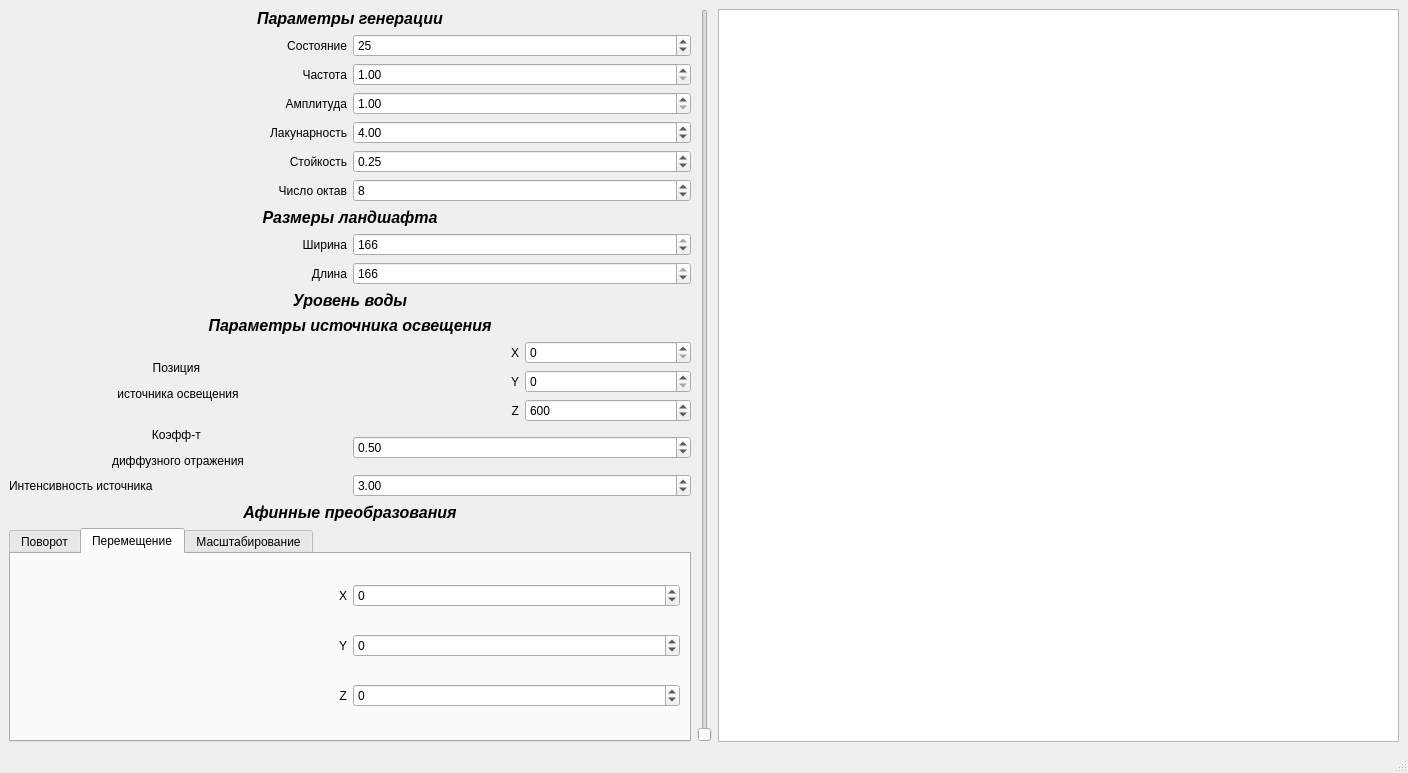
The window that landscape_generator/mainwindow.ui (nikitalystsev/cg_course) describes before a commit, drawn with Qt 5.
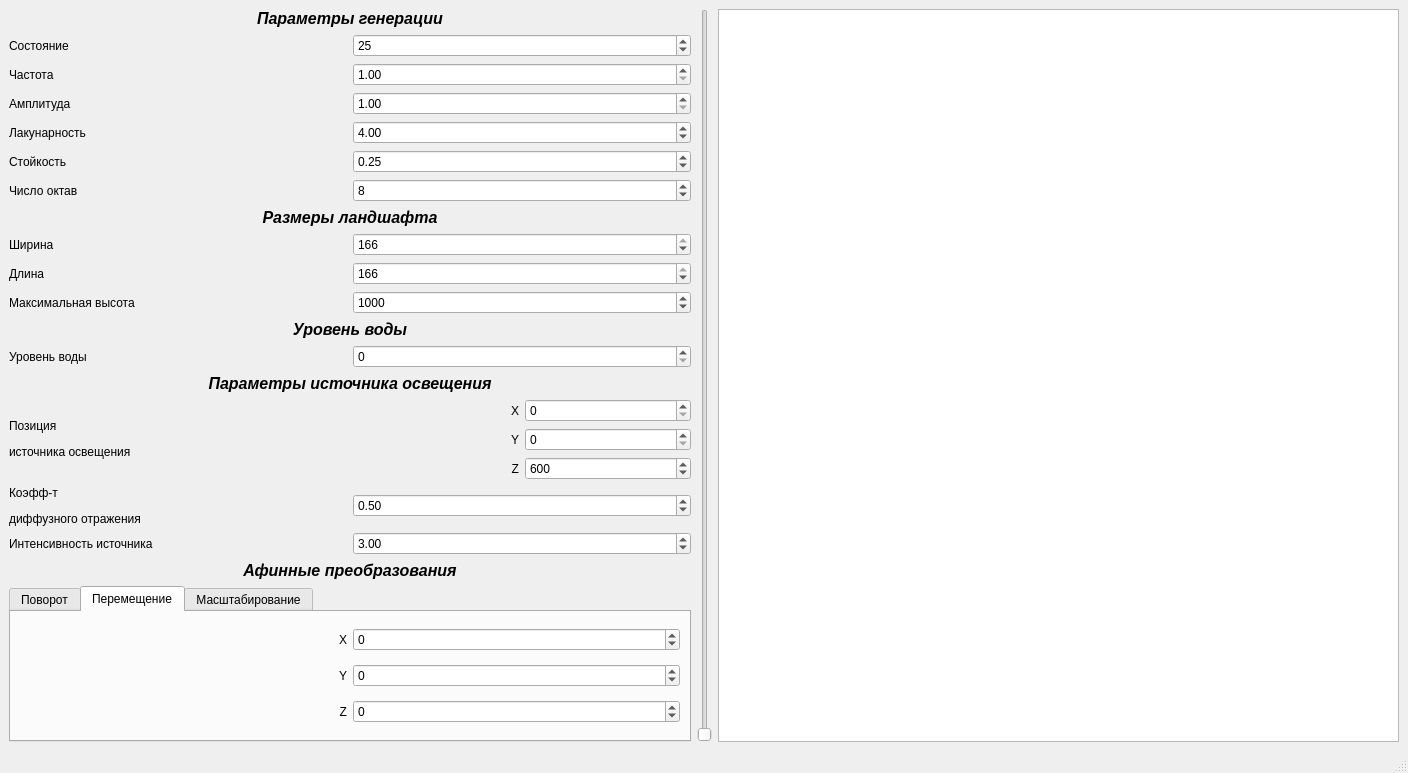
The same window after the commit.

```diff
--- a/landscape_generator/mainwindow.ui
+++ b/landscape_generator/mainwindow.ui
@@ -14,7 +14,7 @@
    <string>MainWindow</string>
   </property>
   <widget class="QWidget" name="centralwidget">
-   <layout class="QHBoxLayout" name="horizontalLayout">
+   <layout class="QHBoxLayout" name="horizontalLayout_5">
     <item>
      <layout class="QVBoxLayout" name="interfaceWidgetsLayout">
       <item>
@@ -42,7 +42,7 @@
            <string>Стойкость</string>
           </property>
           <property name="alignment">
-           <set>Qt::AlignRight|Qt::AlignTrailing|Qt::AlignVCenter</set>
+           <set>Qt::AlignLeading|Qt::AlignLeft|Qt::AlignVCenter</set>
           </property>
          </widget>
         </item>
@@ -52,7 +52,7 @@
            <string>Амплитуда</string>
           </property>
           <property name="alignment">
-           <set>Qt::AlignRight|Qt::AlignTrailing|Qt::AlignVCenter</set>
+           <set>Qt::AlignLeading|Qt::AlignLeft|Qt::AlignVCenter</set>
           </property>
          </widget>
         </item>
@@ -62,7 +62,7 @@
            <string>Число октав</string>
           </property>
           <property name="alignment">
-           <set>Qt::AlignRight|Qt::AlignTrailing|Qt::AlignVCenter</set>
+           <set>Qt::AlignLeading|Qt::AlignLeft|Qt::AlignVCenter</set>
           </property>
          </widget>
         </item>
@@ -72,7 +72,7 @@
            <string>Cостояние</string>
           </property>
           <property name="alignment">
-           <set>Qt::AlignRight|Qt::AlignTrailing|Qt::AlignVCenter</set>
+           <set>Qt::AlignLeading|Qt::AlignLeft|Qt::AlignVCenter</set>
           </property>
          </widget>
         </item>
@@ -108,7 +108,7 @@
            <string>Частота</string>
           </property>
           <property name="alignment">
-           <set>Qt::AlignRight|Qt::AlignTrailing|Qt::AlignVCenter</set>
+           <set>Qt::AlignLeading|Qt::AlignLeft|Qt::AlignVCenter</set>
           </property>
          </widget>
         </item>
@@ -131,7 +131,7 @@
            <string>Лакунарность</string>
           </property>
           <property name="alignment">
-           <set>Qt::AlignRight|Qt::AlignTrailing|Qt::AlignVCenter</set>
+           <set>Qt::AlignLeading|Qt::AlignLeft|Qt::AlignVCenter</set>
           </property>
          </widget>
         </item>
@@ -192,6 +192,16 @@
       </item>
       <item>
        <layout class="QGridLayout" name="sizeLandscapeLayout">
+        <item row="1" column="1">
+         <widget class="QSpinBox" name="lenghtSpinBox">
+          <property name="maximum">
+           <number>166</number>
+          </property>
+          <property name="value">
+           <number>166</number>
+          </property>
+         </widget>
+        </item>
         <item row="0" column="1">
          <widget class="QSpinBox" name="widthSpinBox">
           <property name="maximum">
@@ -202,33 +212,40 @@
           </property>
          </widget>
         </item>
-        <item row="0" column="0">
-         <widget class="QLabel" name="widthLabel">
-          <property name="text">
-           <string>Ширина</string>
-          </property>
-          <property name="alignment">
-           <set>Qt::AlignRight|Qt::AlignTrailing|Qt::AlignVCenter</set>
-          </property>
-         </widget>
-        </item>
         <item row="1" column="0">
          <widget class="QLabel" name="lenghtLabel">
           <property name="text">
            <string>Длина</string>
           </property>
           <property name="alignment">
-           <set>Qt::AlignRight|Qt::AlignTrailing|Qt::AlignVCenter</set>
+           <set>Qt::AlignLeading|Qt::AlignLeft|Qt::AlignVCenter</set>
           </property>
          </widget>
         </item>
-        <item row="1" column="1">
-         <widget class="QSpinBox" name="lenghtSpinBox">
+        <item row="0" column="0">
+         <widget class="QLabel" name="widthLabel">
+          <property name="text">
+           <string>Ширина</string>
+          </property>
+          <property name="alignment">
+           <set>Qt::AlignLeading|Qt::AlignLeft|Qt::AlignVCenter</set>
+          </property>
+         </widget>
+        </item>
+        <item row="2" column="0">
+         <widget class="QLabel" name="maxHeightLabel">
+          <property name="text">
+           <string>Максимальная высота</string>
+          </property>
+         </widget>
+        </item>
+        <item row="2" column="1">
+         <widget class="QSpinBox" name="maxHeightSpinBox">
           <property name="maximum">
-           <number>166</number>
+           <number>100000</number>
           </property>
           <property name="value">
-           <number>166</number>
+           <number>1000</number>
           </property>
          </widget>
         </item>
@@ -251,6 +268,20 @@
         </property>
        </widget>
       </item>
+      <item>
+       <layout class="QHBoxLayout" name="horizontalLayout">
+        <item>
+         <widget class="QLabel" name="label">
+          <property name="text">
+           <string>Уровень воды</string>
+          </property>
+         </widget>
+        </item>
+        <item>
+         <widget class="QSpinBox" name="spinBox"/>
+        </item>
+       </layout>
+      </item>
       <item>
        <widget class="QLabel" name="paramLightLabel">
         <property name="font">
@@ -279,7 +310,7 @@
         <item>
          <widget class="QLabel" name="positionLightLabel">
           <property name="text">
-           <string>&lt;html&gt;&lt;head/&gt;&lt;body&gt;&lt;p align=&quot;center&quot;&gt;Позиция &lt;/p&gt;&lt;p align=&quot;center&quot;&gt;источника освещения&lt;/p&gt;&lt;/body&gt;&lt;/html&gt;</string>
+           <string>&lt;html&gt;&lt;head/&gt;&lt;body&gt;&lt;p&gt;Позиция &lt;/p&gt;&lt;p&gt;источника освещения&lt;/p&gt;&lt;/body&gt;&lt;/html&gt;</string>
           </property>
          </widget>
         </item>
@@ -381,7 +412,7 @@
         <item row="0" column="0">
          <widget class="QLabel" name="K_dLabel">
           <property name="text">
-           <string>&lt;html&gt;&lt;head/&gt;&lt;body&gt;&lt;p align=&quot;center&quot;&gt;Коэфф-т &lt;/p&gt;&lt;p align=&quot;center&quot;&gt;диффузного отражения&lt;/p&gt;&lt;/body&gt;&lt;/html&gt;</string>
+           <string>&lt;html&gt;&lt;head/&gt;&lt;body&gt;&lt;p&gt;Коэфф-т &lt;/p&gt;&lt;p&gt;диффузного отражения&lt;/p&gt;&lt;/body&gt;&lt;/html&gt;</string>
           </property>
          </widget>
         </item>
```
